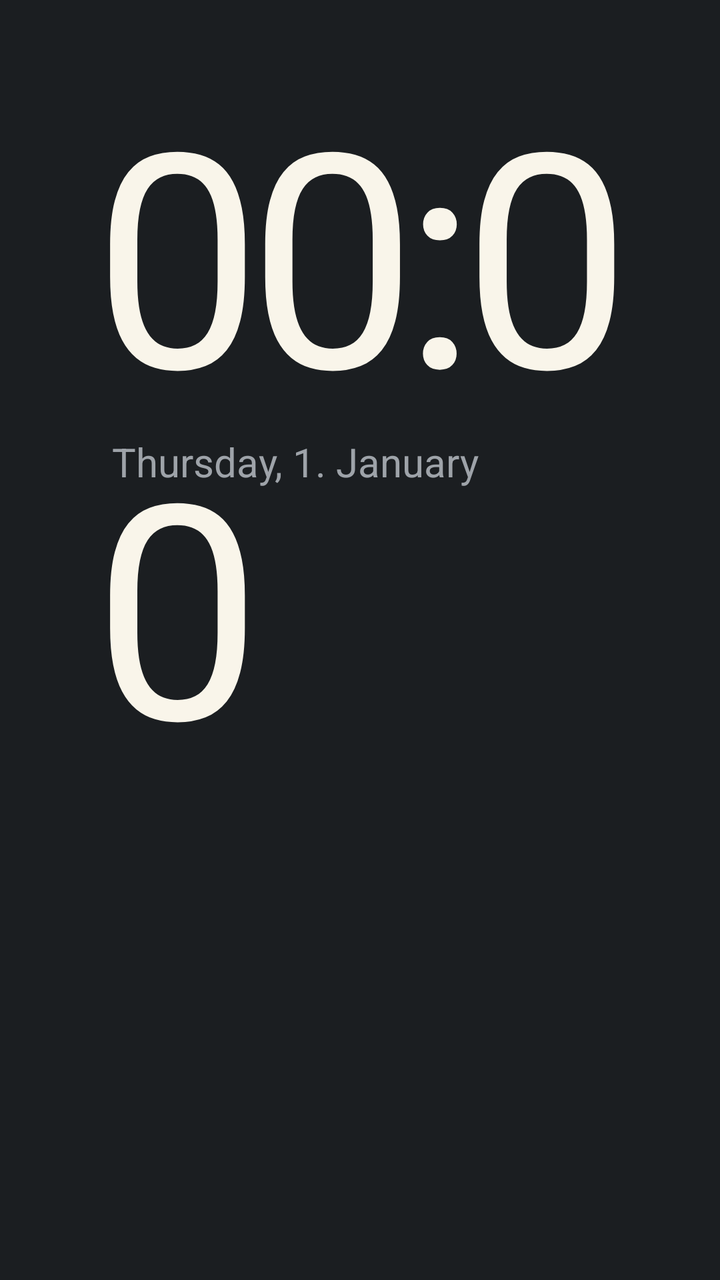
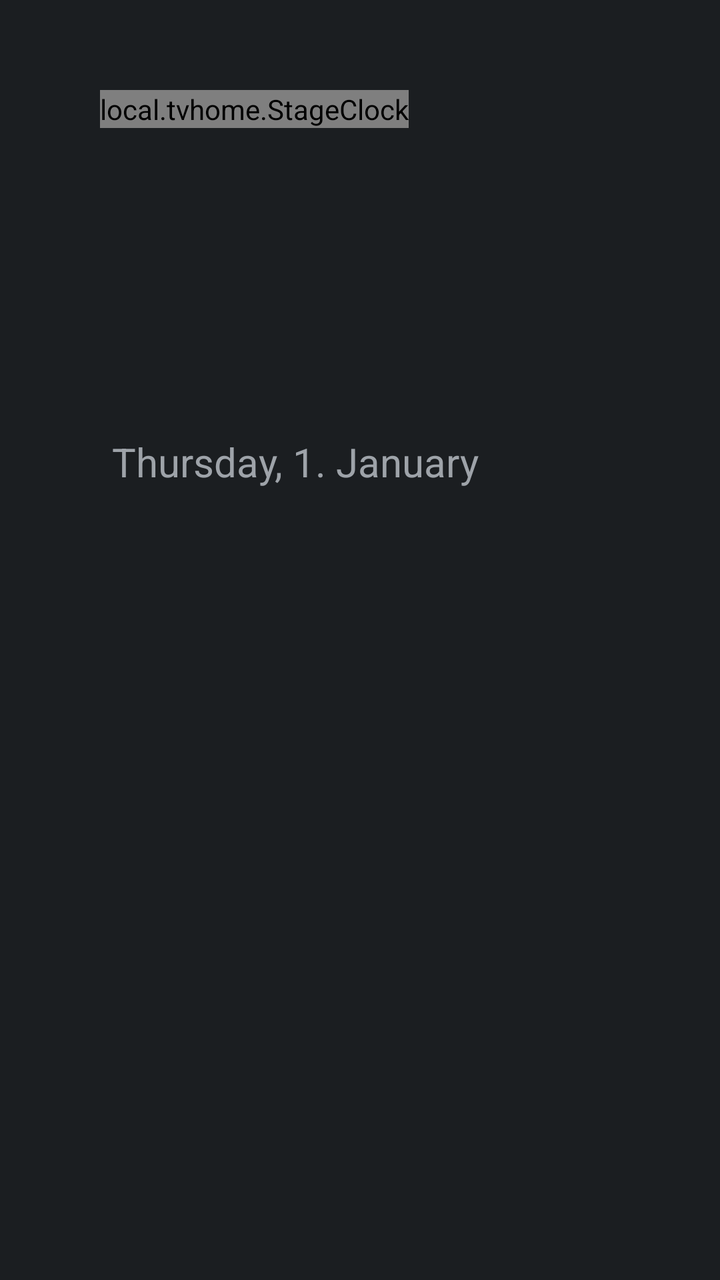

An Android layout rendered at two revisions. The XML below is the earlier revision; the diff shows what the commit changed to produce the second picture.
<!-- AndroidManifest.xml: application theme HomeTheme -->
<!-- res/layout/hero.xml -->
<?xml version="1.0" encoding="utf-8"?>
<FrameLayout xmlns:android="http://schemas.android.com/apk/res/android"
    android:id="@+id/hero"
    android:layout_width="match_parent"
    android:layout_height="@dimen/stage_height"
    android:clipChildren="false"
    android:clipToPadding="false">

    
    <TextClock
        style="?attr/stageClockStyle"
        android:layout_width="wrap_content"
        android:layout_height="wrap_content"
        android:layout_marginLeft="@dimen/stage_clock_left"
        android:fontFeatureSettings="tnum"
        android:format12Hour="HH:mm"
        android:format24Hour="HH:mm"
        android:includeFontPadding="false"
        android:textColor="?attr/textPrimary"
        android:textSize="@dimen/stage_clock_size" />

    <TextClock
        style="?attr/stageDateStyle"
        android:layout_width="wrap_content"
        android:layout_height="wrap_content"
        android:layout_marginLeft="@dimen/stage_margin_horizontal"
        android:format12Hour="EEEE, d. MMMM"
        android:format24Hour="EEEE, d. MMMM"
        android:includeFontPadding="false" />

    <LinearLayout
        android:layout_width="wrap_content"
        android:layout_height="wrap_content"
        android:layout_marginLeft="@dimen/stage_margin_horizontal"
        android:layout_marginTop="@dimen/stage_chips_top"
        android:orientation="horizontal">

        
        <LinearLayout
            android:id="@+id/weather_chip"
            android:layout_width="wrap_content"
            android:layout_height="@dimen/stage_chip_height"
            android:layout_marginRight="@dimen/stage_chip_gap"
            android:gravity="center_vertical"
            android:orientation="horizontal"
            android:paddingLeft="@dimen/stage_chip_padding"
            android:paddingRight="@dimen/stage_chip_padding"
            android:visibility="gone">

            <ImageView
                android:id="@+id/weather_chip_glyph"
                android:layout_width="@dimen/stage_chip_glyph"
                android:layout_height="@dimen/stage_chip_glyph"
                android:importantForAccessibility="no" />

            <TextView
                android:id="@+id/weather_chip_text"
                android:layout_width="wrap_content"
                android:layout_height="wrap_content"
                android:layout_marginLeft="@dimen/stage_chip_inner_gap"
                android:includeFontPadding="false"
                android:singleLine="true"
                android:tag="medium"
                android:textColor="?attr/textPrimary"
                android:textSize="@dimen/stage_chip_text" />
        </LinearLayout>

        <LinearLayout
            android:id="@+id/departure_chip"
            android:layout_width="wrap_content"
            android:layout_height="@dimen/stage_chip_height"
            android:gravity="center_vertical"
            android:orientation="horizontal"
            android:paddingLeft="@dimen/stage_chip_padding"
            android:paddingRight="@dimen/stage_chip_padding"
            android:visibility="gone">

            <TextView
                android:id="@+id/departure_chip_line"
                android:layout_width="wrap_content"
                android:layout_height="wrap_content"
                android:includeFontPadding="false"
                android:paddingBottom="@dimen/stage_badge_padding_vertical"
                android:paddingLeft="@dimen/stage_badge_padding_horizontal"
                android:paddingRight="@dimen/stage_badge_padding_horizontal"
                android:paddingTop="@dimen/stage_badge_padding_vertical"
                android:singleLine="true"
                android:tag="bold"
                android:textColor="?attr/badgeTextColor"
                android:textSize="@dimen/stage_badge_text" />

            <TextView
                android:id="@+id/departure_chip_text"
                android:layout_width="wrap_content"
                android:layout_height="wrap_content"
                android:layout_marginLeft="@dimen/stage_chip_inner_gap"
                android:includeFontPadding="false"
                android:singleLine="true"
                android:tag="medium"
                android:textColor="?attr/textPrimary"
                android:textSize="@dimen/stage_chip_text" />
        </LinearLayout>
    </LinearLayout>

    
    <local.tvhome.GlotzeView
        android:id="@+id/hero_glotze"
        android:layout_width="@dimen/stage_mascot_width"
        android:layout_height="wrap_content"
        android:layout_marginLeft="@dimen/stage_mascot_left"
        android:layout_marginTop="@dimen/stage_mascot_top"
        android:visibility="?attr/mascotVisibility" />

    
    <LinearLayout
        android:id="@+id/shelf_row"
        android:layout_width="match_parent"
        android:layout_height="wrap_content"
        android:layout_marginLeft="@dimen/stage_row_inset"
        android:layout_marginRight="@dimen/stage_row_inset"
        android:layout_marginTop="@dimen/stage_shelf_top"
        android:clipChildren="false"
        android:clipToPadding="false"
        android:orientation="horizontal" />
</FrameLayout>
<!-- resources referenced by this layout -->
<resources>
  <style name="HomeTheme" parent="@android:style/Theme.Material.NoActionBar.Fullscreen">
          <item name="android:windowBackground">@color/surface_ground</item>
          <item name="android:windowShowWallpaper">false</item>
          <item name="android:windowAnimationStyle">@style/ScreenTransitions</item>
          <item name="android:soundEffectsEnabled">false</item>
          <item name="android:defaultFocusHighlightEnabled">false</item>
          
          <item name="groundBackground">@color/surface_ground</item>
          <item name="groundColor">@color/surface_ground</item>
          <item name="cardColor">@color/surface_card</item>
          <item name="raisedColor">@color/surface_card_raised</item>
          <item name="rimColor">@android:color/transparent</item>
          <item name="rimWidth">0dp</item>
          <item name="focusRingColor">@color/glotze_lime</item>
          <item name="focusRingWidth">@dimen/surface_ring_width</item>
          <item name="focusRingGap">@dimen/surface_ring_gap</item>
          <item name="focusFillColor">@android:color/transparent</item>
          <item name="focusSheenColor">@android:color/transparent</item>
          <item name="textPrimary">@color/text_primary</item>
          <item name="textMuted">@color/text_muted</item>
          <item name="badgeColor">@color/glotze_lime</item>
          <item name="badgeTextColor">@color/glotze_ink</item>
          <item name="mascotColor">@color/glotze_lime</item>
          <item name="mascotInkColor">@color/glotze_ink</item>
          <item name="mascotVisibility">visible</item>
          <item name="settingsIconTint">@color/settings_icon</item>
          <item name="sectionHeadingStyle">@style/SectionHeading</item>
          <item name="settingsVersionStyle">@style/SettingsVersion</item>
          <item name="stageClockStyle">@style/StageClock</item>
          <item name="stageDateStyle">@style/StageDate</item>
          <item name="uiFontFamily">@string/font_family_soft_solid</item>
          <item name="iconAccessibility">@drawable/ic_accessibility</item>
          <item name="iconAccount">@drawable/ic_account</item>
          <item name="iconApps">@drawable/ic_apps</item>
          <item name="iconBackup">@drawable/ic_backup</item>
          <item name="iconBell">@drawable/ic_bell</item>
          <item name="iconBluetooth">@drawable/ic_bluetooth</item>
          <item name="iconChevron">@drawable/ic_chevron</item>
          <item name="iconDisplay">@drawable/ic_display</item>
          <item name="iconEthernet">@drawable/ic_ethernet</item>
          <item name="iconHidden">@drawable/ic_hidden</item>
          <item name="iconInfo">@drawable/ic_info</item>
          <item name="iconMoon">@drawable/ic_moon</item>
          <item name="iconNetwork">@drawable/ic_network</item>
          <item name="iconPalette">@drawable/ic_palette</item>
          <item name="iconPlace">@drawable/ic_place</item>
          <item name="iconPlay">@drawable/ic_play</item>
          <item name="iconSettings">@drawable/ic_settings</item>
          <item name="iconShield">@drawable/ic_shield</item>
          <item name="iconSort">@drawable/ic_sort</item>
          <item name="iconSound">@drawable/ic_sound</item>
          <item name="iconSpeaker">@drawable/ic_speaker</item>
          <item name="iconTimer">@drawable/ic_timer</item>
          <item name="iconTune">@drawable/ic_tune</item>
          <item name="iconWifiOff">@drawable/ic_wifi_off</item>
      </style>
  <!-- unchanged entries left out for length: 64 -->
</resources>

<!-- the commit's change to res/layout/hero.xml (unified diff, before → after) -->
@@ -7,7 +7,7 @@
     android:clipToPadding="false">
 
     
-    <TextClock
+    <local.tvhome.StageClock
         style="?attr/stageClockStyle"
         android:layout_width="wrap_content"
         android:layout_height="wrap_content"
@@ -114,11 +114,11 @@
     
     <LinearLayout
         android:id="@+id/shelf_row"
+        style="?attr/stageShelfStyle"
         android:layout_width="match_parent"
         android:layout_height="wrap_content"
         android:layout_marginLeft="@dimen/stage_row_inset"
         android:layout_marginRight="@dimen/stage_row_inset"
-        android:layout_marginTop="@dimen/stage_shelf_top"
         android:clipChildren="false"
         android:clipToPadding="false"
         android:orientation="horizontal" />
<!-- resource entries referenced after the edit -->
@@ -13,11 +13,16 @@
           <item name="raisedColor">@color/surface_card_raised</item>
           <item name="rimColor">@android:color/transparent</item>
           <item name="rimWidth">0dp</item>
+          <item name="rimLightColor">@android:color/transparent</item>
+          <item name="glossColor">@android:color/transparent</item>
           <item name="focusRingColor">@color/glotze_lime</item>
           <item name="focusRingWidth">@dimen/surface_ring_width</item>
           <item name="focusRingGap">@dimen/surface_ring_gap</item>
           <item name="focusFillColor">@android:color/transparent</item>
           <item name="focusSheenColor">@android:color/transparent</item>
+          <item name="focusShineColor">@android:color/transparent</item>
+          <item name="topShelfVisibility">gone</item>
+          <item name="tileLabelVisibility">gone</item>
           <item name="textPrimary">@color/text_primary</item>
           <item name="textMuted">@color/text_muted</item>
           <item name="badgeColor">@color/glotze_lime</item>
@@ -30,6 +35,9 @@
           <item name="settingsVersionStyle">@style/SettingsVersion</item>
           <item name="stageClockStyle">@style/StageClock</item>
           <item name="stageDateStyle">@style/StageDate</item>
+          <item name="clockShadeColor">@color/text_primary</item>
+          <item name="clockEdgeColor">@android:color/transparent</item>
+          <item name="stageShelfStyle">@style/StageShelf</item>
           <item name="uiFontFamily">@string/font_family_soft_solid</item>
           <item name="iconAccessibility">@drawable/ic_accessibility</item>
           <item name="iconAccount">@drawable/ic_account</item>
@@ -56,6 +64,9 @@
           <item name="iconTune">@drawable/ic_tune</item>
           <item name="iconWifiOff">@drawable/ic_wifi_off</item>
       </style>
+  <style name="StageShelf">
+          <item name="android:layout_marginTop">@dimen/stage_shelf_top</item>
+      </style>
   <!-- unchanged entries left out for length: 64 -->
 </resources>
 
